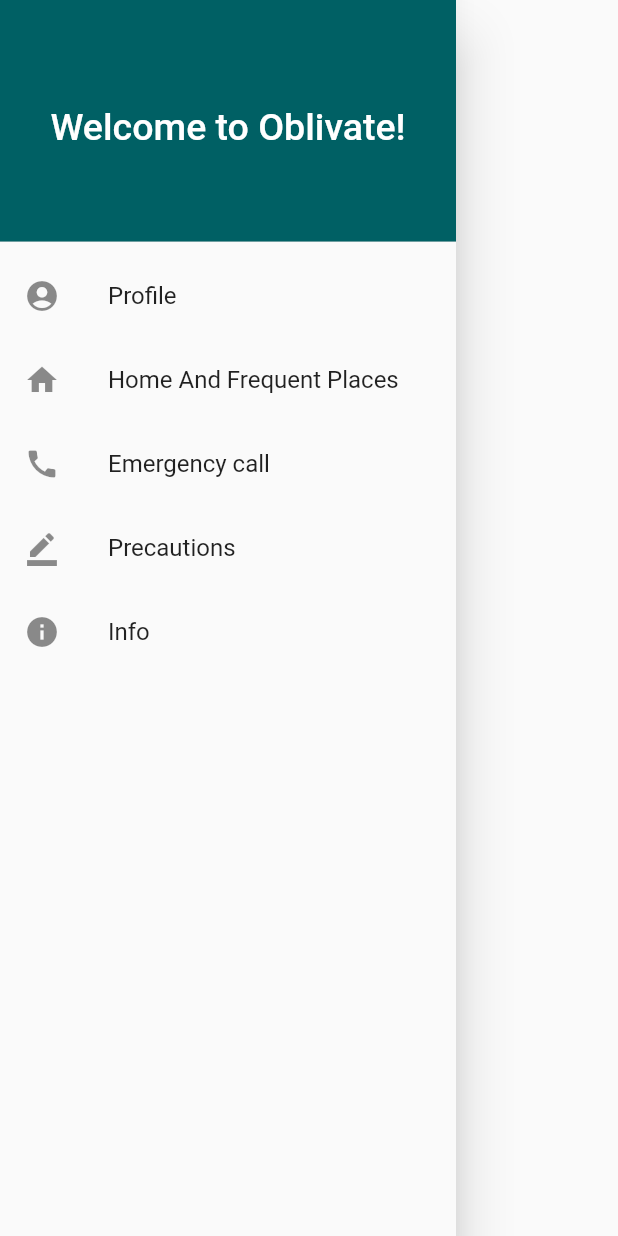
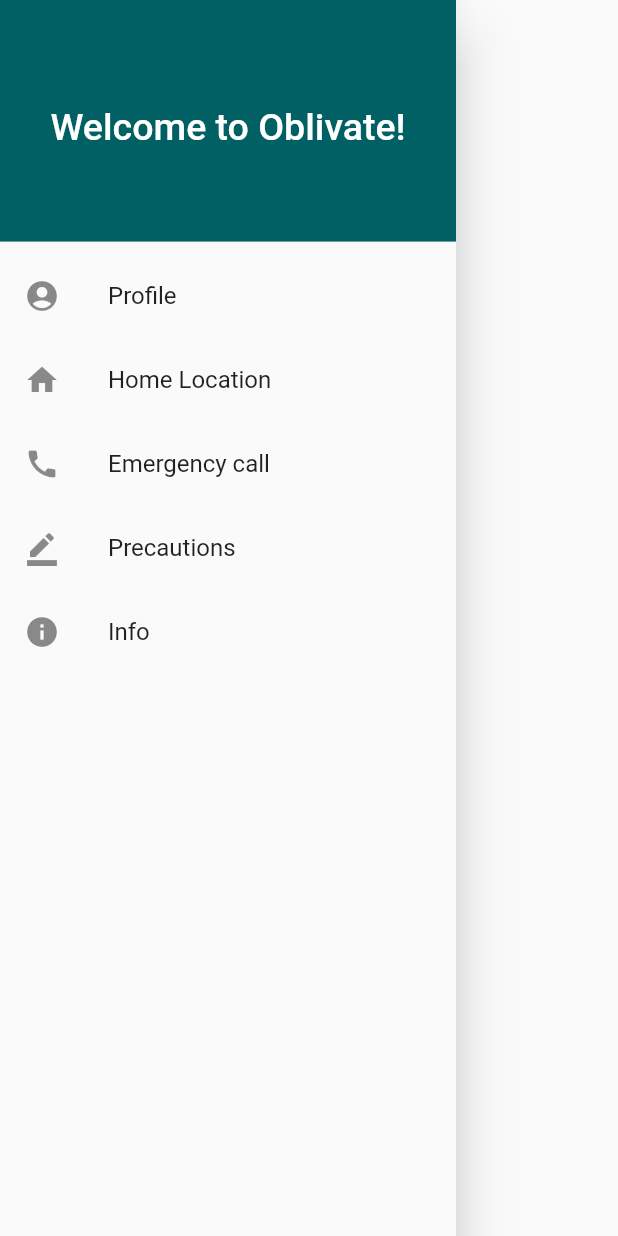
Before and after one commit to clary09/Obliviate, a Flutter app: the SideDrawer widget shown alone on an empty page, opened directly, on a phone screen of 412 x 824 dp. Run offline on Flutter 3.47's test engine with Material 2 defaults, Android fonts, the phone set to English and light mode, and no system bars; our stand-ins replace audioplayers, cloud_firestore, expandable, firebase_auth, firebase_core, firebase_storage and 4 more; missing offline and left inert: flutter_phone_direct_caller, to_do_list_obliviate; accounts and stored records are empty; network calls fail.

Commit message:
emergency home commit

```diff
--- a/lib/screens/home.dart
+++ b/lib/screens/home.dart
@@ -1,5 +1,6 @@
 import 'package:flutter/cupertino.dart';
 import 'package:flutter/material.dart';
+import 'package:obliviate_app/screens/emergency.dart';
 import 'package:obliviate_app/screens/family_gallery.dart';
 import 'package:obliviate_app/screens/health.dart';
 import 'package:obliviate_app/screens/help.dart';
@@ -8,7 +9,6 @@ import 'package:obliviate_app/screens/locations.dart';
 import 'package:obliviate_app/screens/message.dart';
 import 'package:obliviate_app/screens/phone.dart';
 import 'package:obliviate_app/screens/precautions.dart';
-import 'package:obliviate_app/screens/homemap.dart';
 
 import 'package:obliviate_app/screens/profile.dart';
 import 'package:obliviate_app/screens/recreation.dart';
@@ -42,7 +42,7 @@ class SideDrawer extends StatelessWidget {
           ),
           ListTile(
             leading: Icon(Icons.home),
-            title: Text('Home And Frequent Places'),
+            title: Text('Home Location'),
             onTap: () => {
               Navigator.push(context, MaterialPageRoute(builder: (context) => HomeMap()))
             },
@@ -50,7 +50,7 @@ class SideDrawer extends StatelessWidget {
           ListTile(
             leading: Icon(Icons.call),
             title: Text('Emergency call'),
-            onTap: () => { },
+            onTap: () => {Navigator.push(context, MaterialPageRoute(builder: (context) => EmergencyCall())) },
           ),
           ListTile(
             leading: Icon(Icons.border_color),
```
